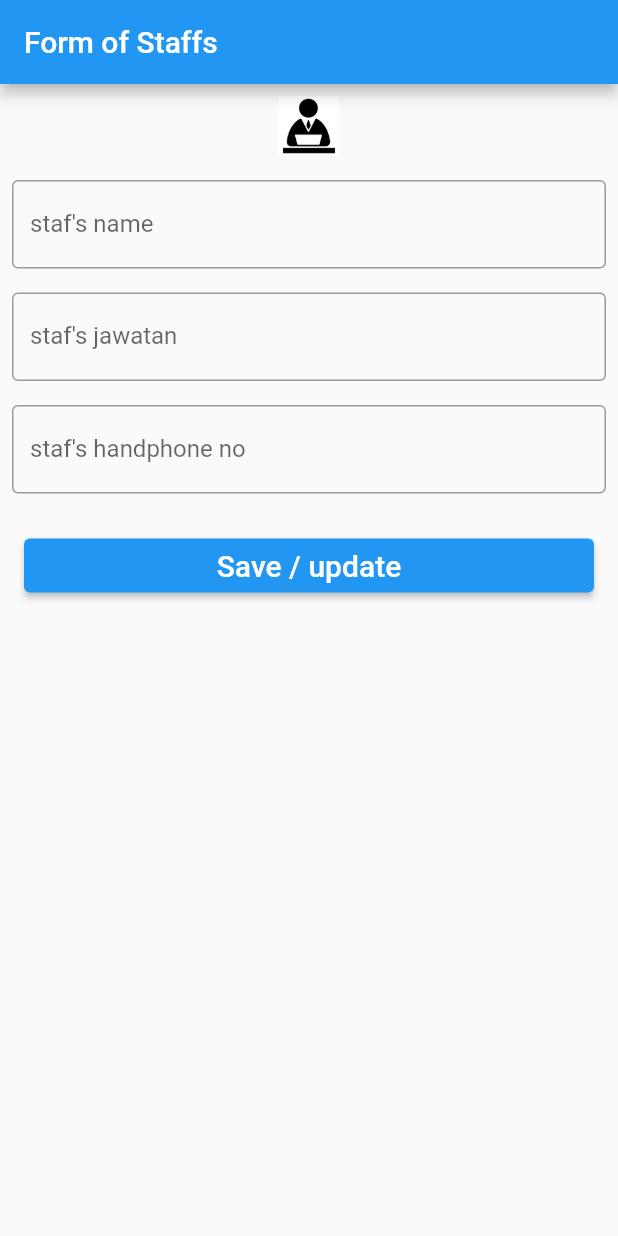
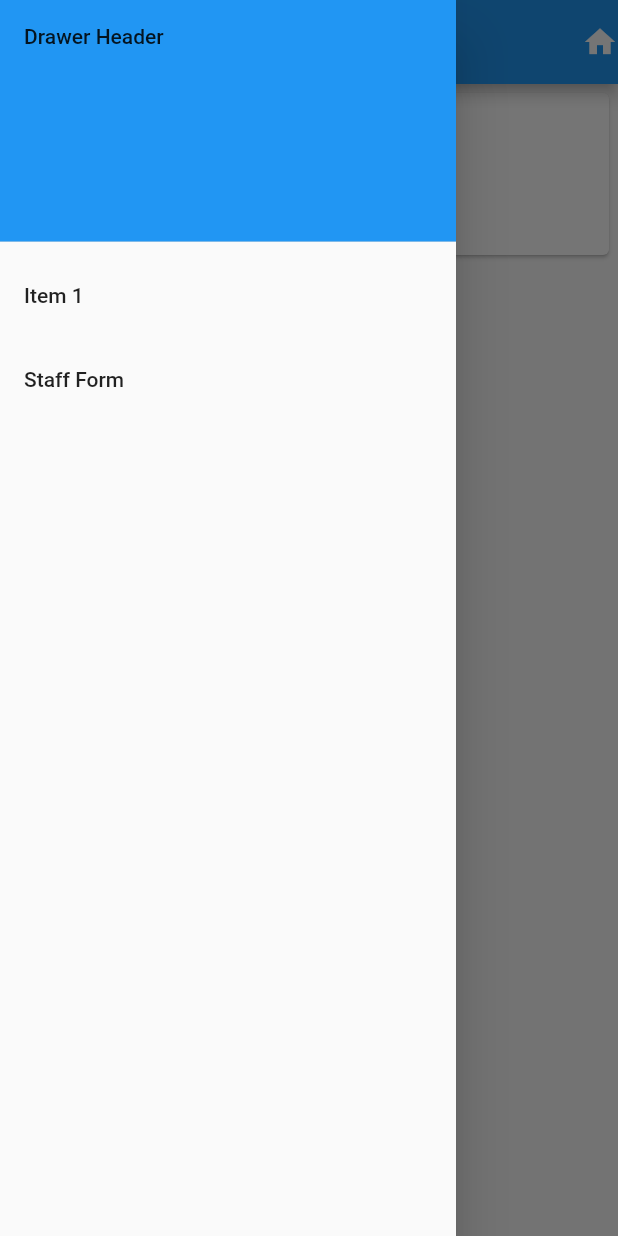
Before and after one commit to hazrin/helloflutter, a Flutter app: the screen it shows after launch, with the side drawer open (before the commit the screen has no drawer), on a phone screen of 412 x 824 dp. Run offline on Flutter 3.47's test engine with Material 2 defaults, Android fonts, the phone set to English and light mode, and no system bars.

Commit message:
submit new codes

```diff
--- a/staff_dir/lib/main.dart
+++ b/staff_dir/lib/main.dart
@@ -1,5 +1,5 @@
 import 'package:flutter/material.dart';
-import 'package:staff_dir/views/staf_form.dart';
+import 'package:staff_dir/views/mainpage.dart';
 
 void main() {
   runApp(const MyApp());
@@ -16,7 +16,7 @@ class MyApp extends StatelessWidget {
       theme: ThemeData(
         primarySwatch: Colors.blue,
       ),
-      home: StaffFormPage(),
+      home: const MainPage(),
     );
   }
 }
--- /dev/null
+++ b/staff_dir/lib/views/mainpage.dart
@@ -0,0 +1,72 @@
+import 'package:flutter/material.dart';
+import 'package:staff_dir/views/staf_form.dart';
+
+class MainPage extends StatelessWidget {
+  const MainPage({Key? key}) : super(key: key);
+
+  @override
+  Widget build(BuildContext context) {
+    return Scaffold(
+      appBar: AppBar(
+        title: const Text('Main page'),
+        actions: const [Icon(Icons.home)],
+      ),
+      drawer: Drawer(
+        child: ListView(
+          // Important: Remove any padding from the ListView.
+          padding: EdgeInsets.zero,
+          children: [
+            const DrawerHeader(
+              decoration: BoxDecoration(
+                color: Colors.blue,
+              ),
+              child: Text('Drawer Header'),
+            ),
+            ListTile(
+              title: const Text('Item 1'),
+              onTap: () {
+                // Update the state of the app.
+                Navigator.pop(context);
+              },
+            ),
+            ListTile(
+              title: const Text('Staff Form'),
+              onTap: () {
+                Navigator.push(
+                    context,
+                    MaterialPageRoute(
+                        builder: (context) => const StaffFormPage()));
+              },
+            ),
+          ],
+        ), // Populate the Drawer in the next step.
+      ),
+      body: Container(
+        padding: const EdgeInsets.all(2),
+        height: 120,
+        child: Card(
+          child: Row(
+            mainAxisAlignment: MainAxisAlignment.spaceEvenly,
+            children: [
+              Image.asset('images/houseicon.png'),
+              Expanded(
+                child: Container(
+                  padding: const EdgeInsets.all(5),
+                  child: Column(
+                    mainAxisAlignment: MainAxisAlignment.spaceEvenly,
+                    children: const [
+                      Text('Name',
+                          style: TextStyle(fontWeight: FontWeight.bold)),
+                      Text('Description'),
+                      Text('Price')
+                    ],
+                  ),
+                ),
+              ),
+            ],
+          ),
+        ),
+      ),
+    );
+  }
+}
--- a/staff_dir/lib/views/staf_form.dart
+++ b/staff_dir/lib/views/staf_form.dart
@@ -29,6 +29,7 @@ class _StaffFormPageState extends State<StaffFormPage> {
       appBar: AppBar(
         title: const Text('Form of Staffs'),
       ),
+
       body: ListView(
         children: [
           const Padding(
```
